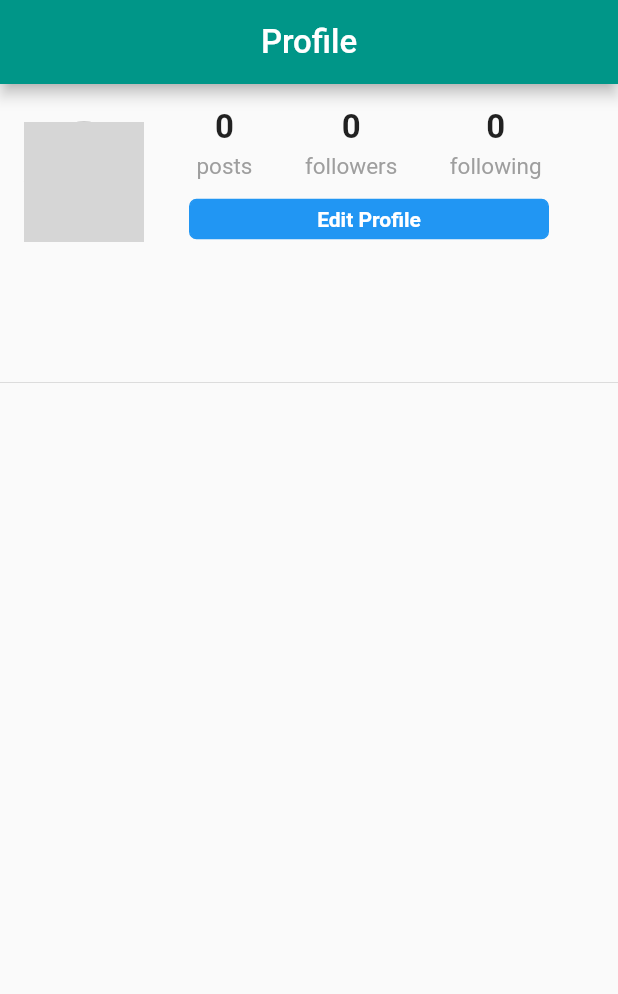
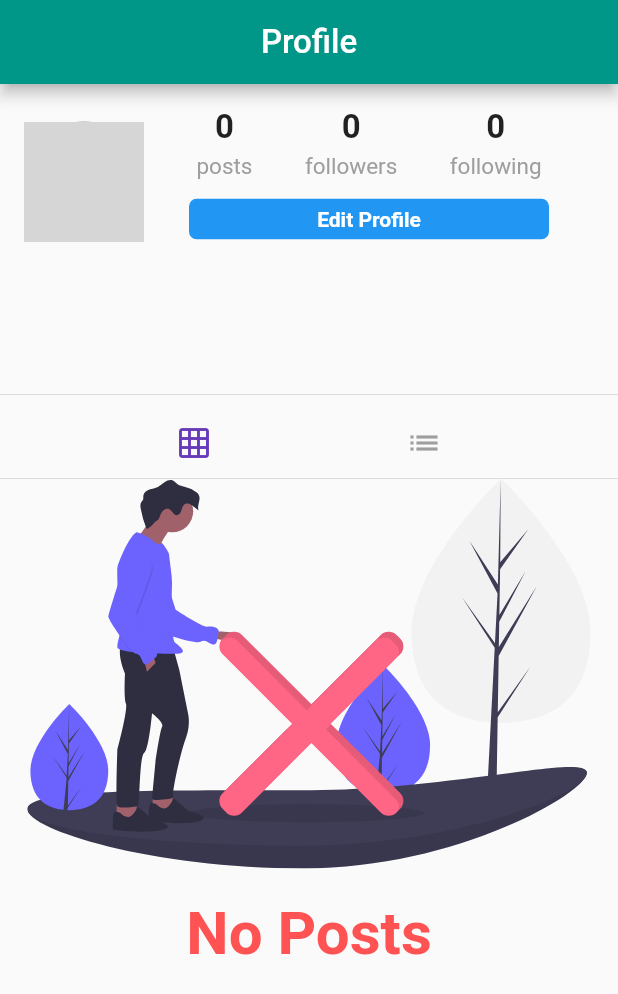
Before and after one commit to gangov/fluttershare, a Flutter app: the Profile screen opened directly, on a phone screen of 412 x 824 dp. Shown: the top 994 px of the screen. Run offline on Flutter 3.47's test engine with Material 2 defaults, Android fonts, the phone set to English and light mode, and no system bars; our stand-ins replace cached_network_image, cloud_firestore, firebase_core, firebase_storage, flutter_svg, geocoding and 3 more; accounts and stored records are empty; network calls fail; grey boxes are pictures that could not be loaded.

Commit message:
adds switching between grid and tile view in profile

```diff
--- a/lib/pages/profile.dart
+++ b/lib/pages/profile.dart
@@ -1,11 +1,13 @@
 import 'package:cached_network_image/cached_network_image.dart';
 import 'package:cloud_firestore/cloud_firestore.dart';
 import 'package:flutter/material.dart';
+import 'package:flutter_svg/svg.dart';
 import 'package:fluttershare/models/user.dart';
 import 'package:fluttershare/pages/edit_profile.dart';
 import 'package:fluttershare/pages/home.dart';
 import 'package:fluttershare/widgets/header.dart';
 import 'package:fluttershare/widgets/post.dart';
+import 'package:fluttershare/widgets/post_tile.dart';
 import 'package:fluttershare/widgets/progress.dart';
 
 class Profile extends StatefulWidget {
@@ -19,6 +21,7 @@ class Profile extends StatefulWidget {
 
 class _ProfileState extends State<Profile> {
   final String currentUserId = currentUser?.id;
+  String postOrientation = 'grid';
   bool isLoading = false;
   int postCount = 0;
   List<Post> posts = [];
@@ -192,10 +195,71 @@ class _ProfileState extends State<Profile> {
   buildProfilePost() {
     if (isLoading) {
       return circularProgress();
+    } else if (posts.isEmpty) {
+      return Container(
+        child: Column(
+          mainAxisAlignment: MainAxisAlignment.center,
+          children: <Widget>[
+            SvgPicture.asset('assets/images/no_content.svg', height: 260),
+            Padding(
+              padding: EdgeInsets.only(top: 20),
+              child: Text(
+                "No Posts",
+                style: TextStyle(
+                    color: Colors.redAccent,
+                    fontSize: 40.0,
+                    fontWeight: FontWeight.bold),
+              ),
+            ),
+          ],
+        ),
+      );
+    } else if (postOrientation == 'grid') {
+      List<GridTile> gridTiles = [];
+      posts.forEach((post) {
+        gridTiles.add(GridTile(child: PostTile(post)));
+      });
+      return GridView.count(
+        crossAxisCount: 3,
+        childAspectRatio: 1,
+        mainAxisSpacing: 1.5,
+        crossAxisSpacing: 1.5,
+        shrinkWrap: true,
+        physics: NeverScrollableScrollPhysics(),
+        children: gridTiles,
+      );
+    } else if (postOrientation == 'list') {
+      return Column(
+        children: posts,
+      );
     }
+  }
 
-    return Column(
-      children: posts,
+  setPostOrientation(String postOrientation) {
+    setState(() {
+      this.postOrientation = postOrientation;
+    });
+  }
+
+  buildTogglePostOrientation() {
+    return Row(
+      mainAxisAlignment: MainAxisAlignment.spaceEvenly,
+      children: <Widget>[
+        IconButton(
+          onPressed: () => setPostOrientation('grid'),
+          icon: Icon(Icons.grid_on),
+          color: postOrientation == 'grid'
+              ? Theme.of(context).primaryColor
+              : Colors.grey,
+        ),
+        IconButton(
+          onPressed: () => setPostOrientation('list'),
+          icon: Icon(Icons.list),
+          color: postOrientation == 'list'
+              ? Theme.of(context).primaryColor
+              : Colors.grey,
+        ),
+      ],
     );
   }
 
@@ -206,6 +270,8 @@ class _ProfileState extends State<Profile> {
       body: ListView(
         children: <Widget>[
           buildProfileHeader(),
+          Divider(),
+          buildTogglePostOrientation(),
           Divider(
             height: 0.0,
           ),
--- a/lib/widgets/post.dart
+++ b/lib/widgets/post.dart
@@ -3,6 +3,7 @@ import 'package:cloud_firestore/cloud_firestore.dart';
 import 'package:flutter/material.dart';
 import 'package:fluttershare/models/user.dart';
 import 'package:fluttershare/pages/home.dart';
+import 'package:fluttershare/widgets/custom_image.dart';
 import 'package:fluttershare/widgets/progress.dart';
 
 class Post extends StatefulWidget {
@@ -125,7 +126,7 @@ class _PostState extends State<Post> {
       child: Stack(
         alignment: Alignment.center,
         children: <Widget>[
-          Image.network(mediaUrl),
+          cachedNetworkImage(mediaUrl),
         ],
       ),
     );
```
Also changed, not shown: lib/widgets/custom_image.dart (+11 -2 lines), lib/widgets/post_tile.dart (+10 -1 lines).
